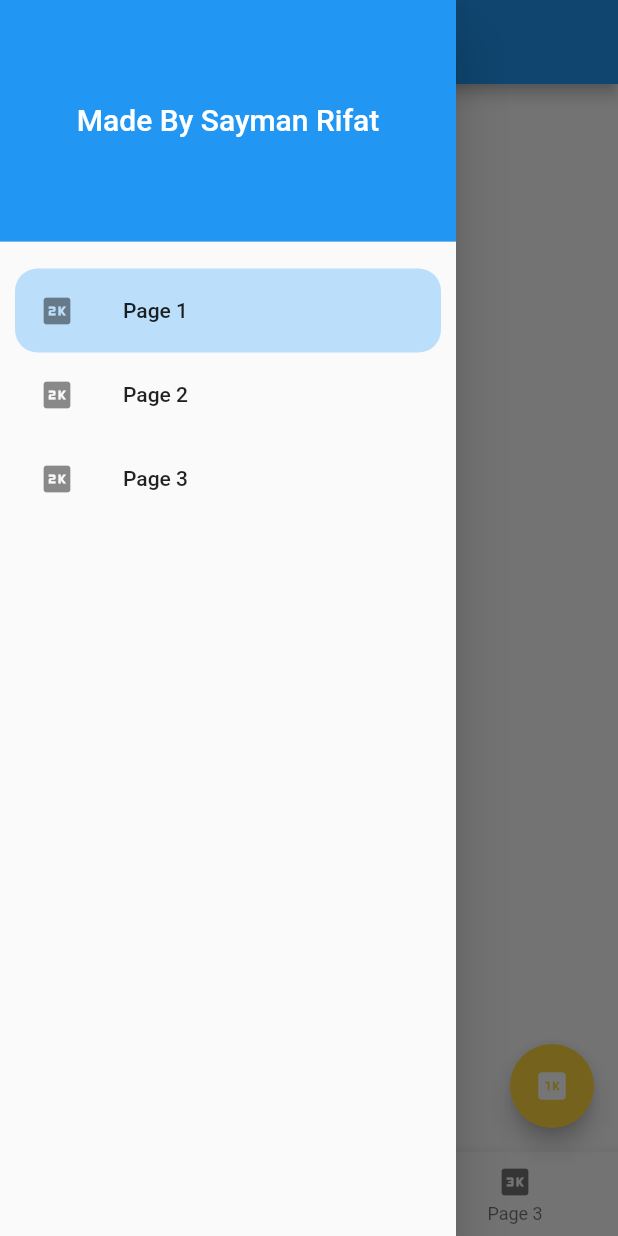
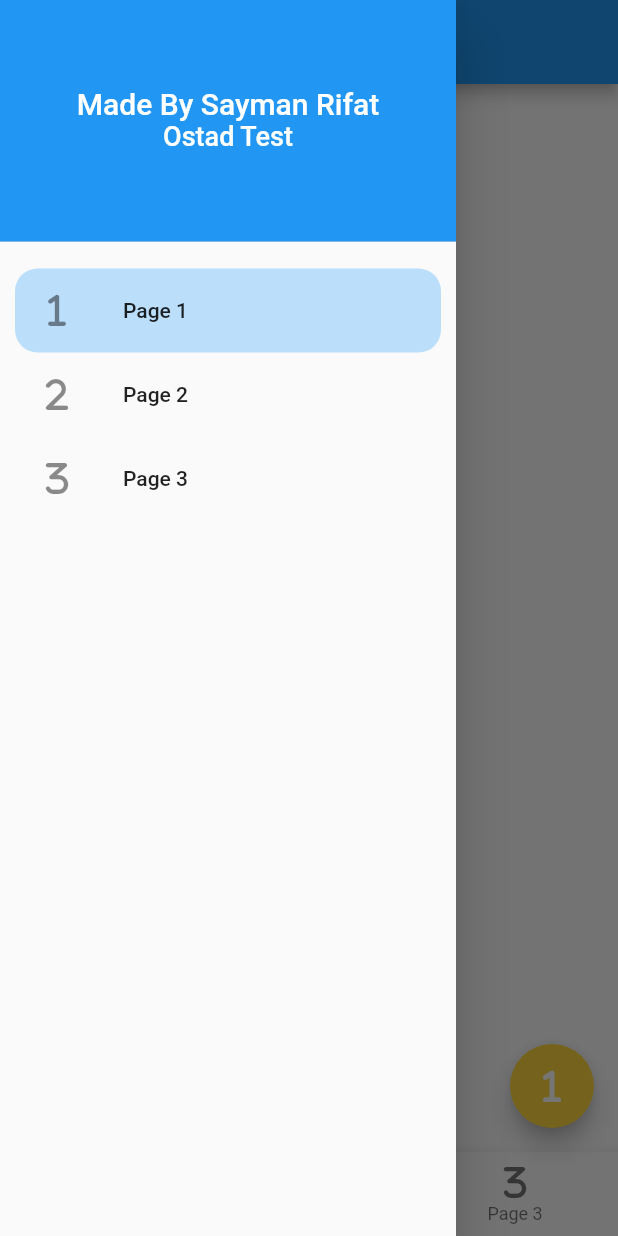
Before and after one commit to saymanrifat/ostad_test_flutter_beginning, a Flutter app: the screen it shows after launch, with the side drawer open, on a phone screen of 412 x 824 dp. Run offline on Flutter 3.47's test engine with Material 2 defaults, Android fonts, the light colour scheme and no system bars; our stand-ins replace font_awesome_flutter.

Commit message:
Second Commit

```diff
--- a/lib/main.dart
+++ b/lib/main.dart
@@ -1,6 +1,7 @@
 import 'dart:io';
 
 import 'package:flutter/material.dart';
+import 'package:font_awesome_flutter/font_awesome_flutter.dart';
 
 void main() {
   runApp(const BaseApp());
@@ -25,12 +26,34 @@ class HostMainPage extends StatefulWidget {
   State<HostMainPage> createState() => _HostMainPageState();
 }
 
-class _HostMainPageState extends State<HostMainPage> {
+class _HostMainPageState extends State<HostMainPage>
+    with SingleTickerProviderStateMixin {
   int selectedIndex = 0;
+  late TabController _tabController;
 
   selectedTab(int index) {
     setState(() {
       selectedIndex = index;
+      _tabController.animateTo(index);
+    });
+  }
+
+  @override
+  void initState() {
+    _tabController = TabController(length: 3, vsync: this);
+    _tabController.addListener(_handleTabSelection);
+    super.initState();
+  }
+
+  @override
+  void dispose() {
+    _tabController.dispose();
+    super.dispose();
+  }
+
+  void _handleTabSelection() {
+    setState(() {
+      selectedIndex = _tabController.index;
     });
   }
 
@@ -38,15 +61,25 @@ class _HostMainPageState extends State<HostMainPage> {
   Widget build(BuildContext context) {
     return Scaffold(
       appBar: AppBar(
-        title: const Text('Flutter Beginning'),
+        title: Text(
+          labelData(selectedIndex),
+        ),
       ),
-      body: Container(
-        child: Center(
-            child: Text(
-          labelData(selectedIndex),
-          style: TextStyle(fontSize: 22, fontWeight: FontWeight.bold),
-        )),
+      body: TabBarView(
+        controller: _tabController,
+        children: [
+          Page1(),
+          Page2(),
+          Page3(),
+        ],
       ),
+      // body: Container(
+      //   child: Center(
+      //       child: Text(
+      //     labelData(selectedIndex),
+      //     style: TextStyle(fontSize: 22, fontWeight: FontWeight.bold),
+      //   )),
+      // ),
       drawer: Drawer(
         child: ListView(
           padding: EdgeInsets.zero,
@@ -65,12 +98,19 @@ class _HostMainPageState extends State<HostMainPage> {
                       fontSize: 20,
                     ),
                   ),
+                  Text(
+                    'Ostad Test',
+                    style: TextStyle(
+                      color: Colors.white,
+                      fontSize: 18,
+                    ),
+                  ),
                   SizedBox(height: 10),
                 ],
               ),
             ),
             Container(
-              padding: EdgeInsets.all(10),
+              padding: const EdgeInsets.all(10),
               height: 400,
               child: ListView.builder(
                 scrollDirection: Axis.vertical,
@@ -79,10 +119,12 @@ class _HostMainPageState extends State<HostMainPage> {
                   return ListTile(
                     shape: RoundedRectangleBorder(
                         borderRadius: BorderRadius.circular(15)),
-                    leading: imageData(1),
+                    leading: imageData(index),
                     title: Text(labelData(index)),
                     onTap: () {
                       selectedTab(index);
+
+                      _tabController.animateTo(index);
                       Navigator.pop(context);
                     },
                     tileColor: selectedIndex == index
@@ -91,7 +133,7 @@ class _HostMainPageState extends State<HostMainPage> {
                   );
                 },
               ),
-            )
+            ),
           ],
         ),
       ),
@@ -102,9 +144,8 @@ class _HostMainPageState extends State<HostMainPage> {
         currentIndex: selectedIndex,
         items: [
           BottomNavigationBarItem(icon: imageData(0), label: labelData(0)),
-          BottomNavigationBarItem(icon: Icon(Icons.two_k), label: labelData(1)),
-          BottomNavigationBarItem(
-              icon: Icon(Icons.three_k), label: labelData(2)),
+          BottomNavigationBarItem(icon: imageData(1), label: labelData(1)),
+          BottomNavigationBarItem(icon: imageData(2), label: labelData(2)),
         ],
       ),
       floatingActionButton: FloatingActionButton(
@@ -117,9 +158,9 @@ class _HostMainPageState extends State<HostMainPage> {
 
   imageData(int index) {
     List iconArray = [
-      Icon(Icons.one_k),
-      Icon(Icons.two_k),
-      Icon(Icons.three_k)
+      Icon(FontAwesomeIcons.one),
+      Icon(FontAwesomeIcons.two),
+      Icon(FontAwesomeIcons.three)
     ];
     return iconArray[index];
   }
@@ -134,3 +175,30 @@ class _HostMainPageState extends State<HostMainPage> {
     return colorArray[index];
   }
 }
+
+class Page1 extends StatelessWidget {
+  @override
+  Widget build(BuildContext context) {
+    return Center(
+      child: Text('Page 1'),
+    );
+  }
+}
+
+class Page2 extends StatelessWidget {
+  @override
+  Widget build(BuildContext context) {
+    return Center(
+      child: Text('Page 2'),
+    );
+  }
+}
+
+class Page3 extends StatelessWidget {
+  @override
+  Widget build(BuildContext context) {
+    return Center(
+      child: Text('Page 3'),
+    );
+  }
+}
--- a/pubspec.yaml
+++ b/pubspec.yaml
@@ -35,6 +35,7 @@ dependencies:
   # The following adds the Cupertino Icons font to your application.
   # Use with the CupertinoIcons class for iOS style icons.
   cupertino_icons: ^1.0.2
+  font_awesome_flutter: ^10.4.0
 
 dev_dependencies:
   flutter_test:
```
Also changed, not shown: pubspec.lock, 1 other file.
